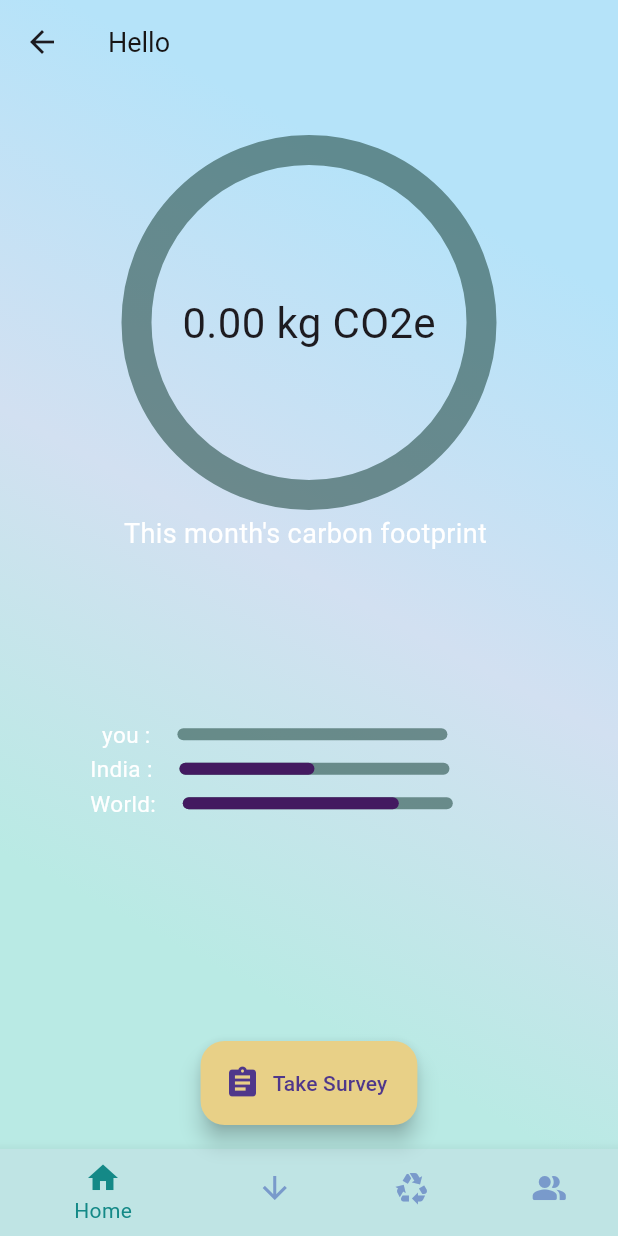
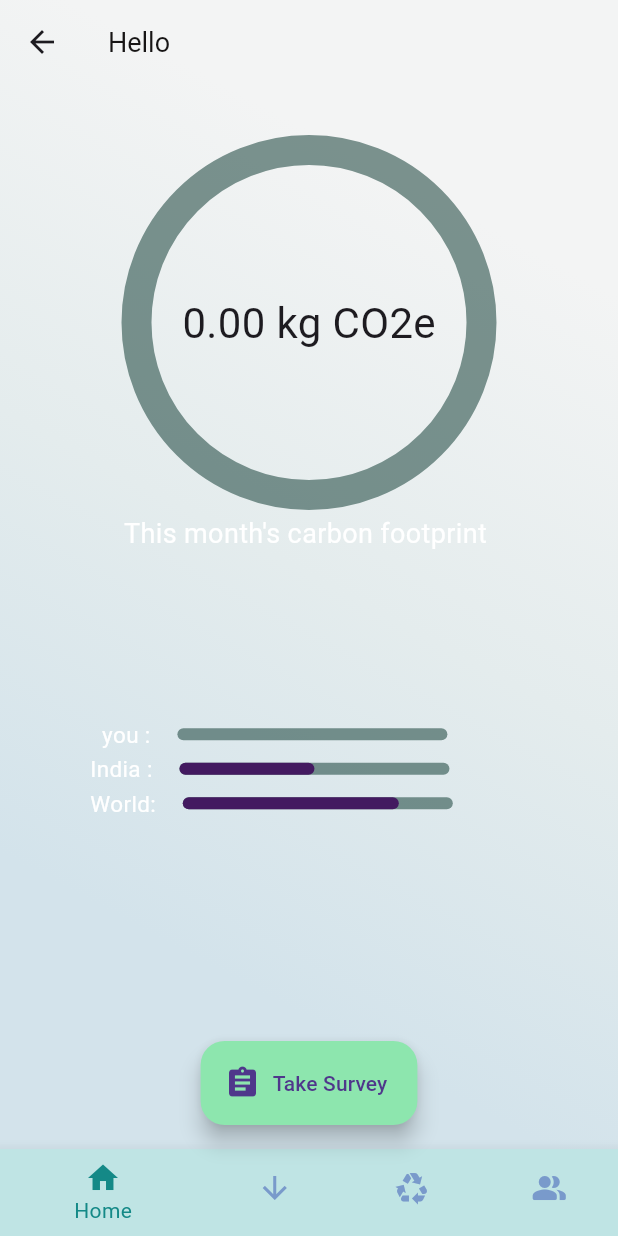
Before and after one commit to AartiDevkar/BEarthly, a Flutter app: the HomePage screen opened by its route, on a phone screen of 412 x 824 dp. Run offline on Flutter 3.47's test engine with Material 3 defaults, Android fonts, the phone set to English and light mode, and no system bars; drawn by our look-alikes of percent_indicator; our stand-ins replace cloud_firestore, firebase_auth, firebase_core, firebase_database, fl_chart, google_sign_in and 2 more; accounts and stored records are empty.

Commit message:
fix : gradient colors in home page

```diff
--- a/lib/carbonTrack/home_page.dart
+++ b/lib/carbonTrack/home_page.dart
@@ -1,3 +1,4 @@
+//import 'package:bearthly/carbonTrack/components/cloud_animation.dart';
 import 'package:bearthly/carbonTrack/components/survey.dart';
 import 'package:cloud_firestore/cloud_firestore.dart';
 import 'package:firebase_auth/firebase_auth.dart';
@@ -161,9 +162,9 @@ class _HomePageState extends State<HomePage> with TickerProviderStateMixin {
                 end: Alignment.bottomLeft,
                 stops: [0.2, 0.5, 0.8],
                 colors: [
-                  Color.fromARGB(255, 181, 227, 249),
-                  Color.fromARGB(255, 210, 224, 241),
-                  Color.fromARGB(255, 185, 234, 228),
+                  Color.fromARGB(255, 243, 244, 244),
+                  Color.fromARGB(255, 228, 236, 237),
+                  Color.fromARGB(255, 211, 227, 235),
                 ],
               ),
             ),
@@ -176,8 +177,13 @@ class _HomePageState extends State<HomePage> with TickerProviderStateMixin {
                 percent: calculatedPercent,
                 co2eKg: 0,
               ),
+              // child: FitCircularWidget(heartPoints: 1800, steps: 80),
             ),
           ),
+
+          // const Positioned.fill(
+          //   child: CloudAnimation(),
+          // ),
         ],
       ),
       floatingActionButton: ScaleTransition(
@@ -186,7 +192,7 @@ class _HomePageState extends State<HomePage> with TickerProviderStateMixin {
           onPressed: _openSurveyForm,
           label: const Text('Take Survey'),
           icon: const Icon(Icons.assignment),
-          backgroundColor: Color.fromARGB(255, 232, 208, 135),
+          backgroundColor: Color.fromARGB(255, 141, 230, 174),
         ),
       ),
       floatingActionButtonLocation: FloatingActionButtonLocation.centerFloat,
--- a/pubspec.yaml
+++ b/pubspec.yaml
@@ -66,6 +66,7 @@ dependencies:
   firebase_ui_oauth_google: ^1.3.0
   firebase_database: ^10.4.5
   image_picker: ^1.0.7
+  flutter_custom_tabs: ^2.0.0+1
 
 
 
@@ -94,9 +95,6 @@ flutter:
   # To add assets to your application, add an assets section, like this:
   assets:
         - assets/images/
-        - assets/carbon_footprint_model/carbon_footprint_model.tflite
-        - assets/carbon_footprint_model/carbon_footprint_labels.txt
-        - assets/trained_model.joblib
 
   #- images/a_dot_ham.jpeg
 
```
Also changed, not shown: pubspec.lock.
